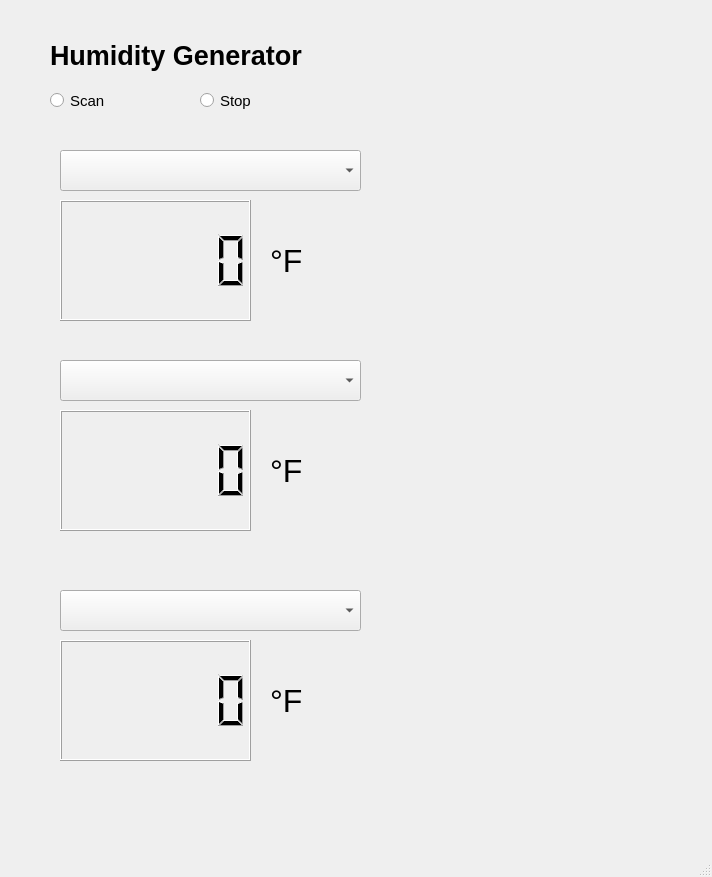
This is basic_GUI.ui in jbaviation/humidity_cart as Qt 5 draws it before an edit. The edited form follows.
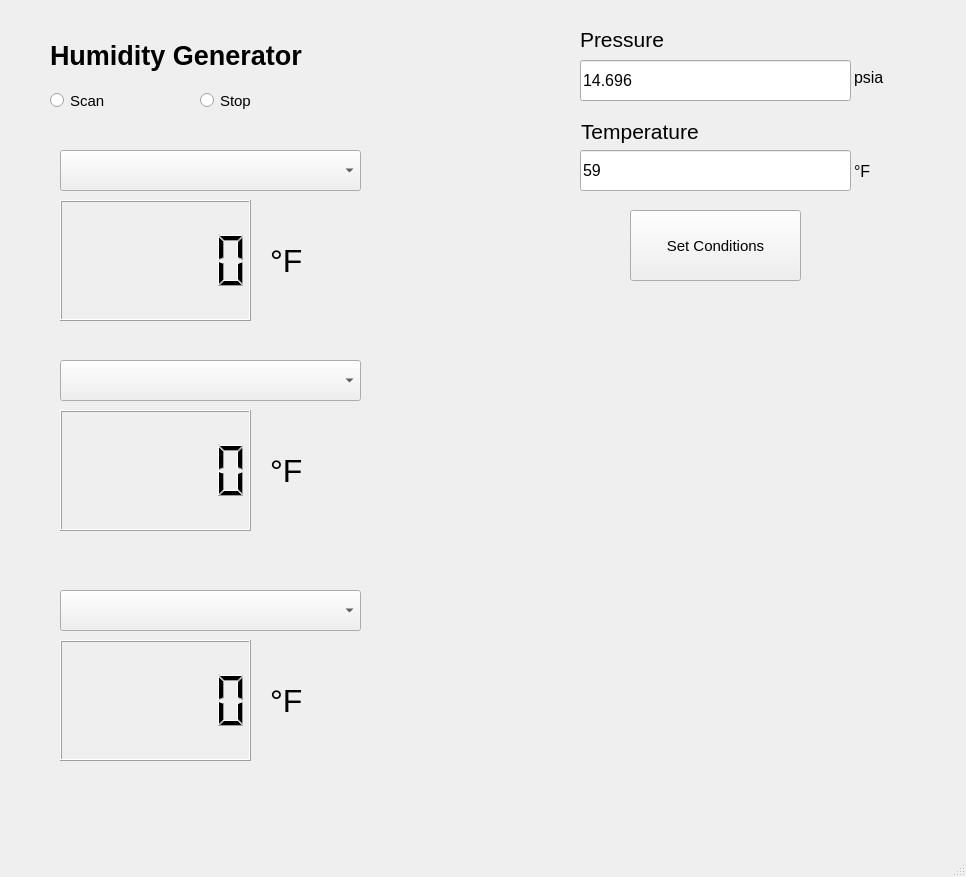
This is the edited form.

Commit message: Program now takes input pressure and temperature and error checks them in order to calculate accurate humidity conditions. Will merge back into master branch for future developments

Diff of the .ui file:
```diff
--- a/basic_GUI.ui
+++ b/basic_GUI.ui
@@ -6,7 +6,7 @@
    <rect>
     <x>0</x>
     <y>0</y>
-    <width>712</width>
+    <width>966</width>
     <height>877</height>
    </rect>
   </property>
@@ -209,6 +209,134 @@
      </rect>
     </property>
    </widget>
+   <widget class="QLineEdit" name="PressureEdit">
+    <property name="geometry">
+     <rect>
+      <x>580</x>
+      <y>60</y>
+      <width>271</width>
+      <height>41</height>
+     </rect>
+    </property>
+    <property name="font">
+     <font>
+      <pointsize>12</pointsize>
+     </font>
+    </property>
+    <property name="text">
+     <string>14.696</string>
+    </property>
+   </widget>
+   <widget class="QLineEdit" name="TemperatureEdit">
+    <property name="geometry">
+     <rect>
+      <x>580</x>
+      <y>150</y>
+      <width>271</width>
+      <height>41</height>
+     </rect>
+    </property>
+    <property name="font">
+     <font>
+      <pointsize>12</pointsize>
+     </font>
+    </property>
+    <property name="text">
+     <string>59</string>
+    </property>
+   </widget>
+   <widget class="QLabel" name="PressureLabel">
+    <property name="geometry">
+     <rect>
+      <x>580</x>
+      <y>14</y>
+      <width>211</width>
+      <height>51</height>
+     </rect>
+    </property>
+    <property name="font">
+     <font>
+      <pointsize>16</pointsize>
+      <weight>50</weight>
+      <bold>false</bold>
+     </font>
+    </property>
+    <property name="text">
+     <string>Pressure</string>
+    </property>
+   </widget>
+   <widget class="QLabel" name="TemperatureLabel">
+    <property name="geometry">
+     <rect>
+      <x>581</x>
+      <y>106</y>
+      <width>211</width>
+      <height>51</height>
+     </rect>
+    </property>
+    <property name="font">
+     <font>
+      <pointsize>16</pointsize>
+     </font>
+    </property>
+    <property name="text">
+     <string>Temperature</string>
+    </property>
+   </widget>
+   <widget class="QLabel" name="PressureUnitLabel">
+    <property name="geometry">
+     <rect>
+      <x>854</x>
+      <y>52</y>
+      <width>71</width>
+      <height>51</height>
+     </rect>
+    </property>
+    <property name="font">
+     <font>
+      <pointsize>12</pointsize>
+     </font>
+    </property>
+    <property name="text">
+     <string>psia</string>
+    </property>
+   </widget>
+   <widget class="QLabel" name="TemperatureUnitLabel">
+    <property name="geometry">
+     <rect>
+      <x>854</x>
+      <y>146</y>
+      <width>51</width>
+      <height>51</height>
+     </rect>
+    </property>
+    <property name="font">
+     <font>
+      <pointsize>12</pointsize>
+     </font>
+    </property>
+    <property name="text">
+     <string>°F</string>
+    </property>
+   </widget>
+   <widget class="QPushButton" name="SetConditionsButton">
+    <property name="geometry">
+     <rect>
+      <x>630</x>
+      <y>210</y>
+      <width>171</width>
+      <height>71</height>
+     </rect>
+    </property>
+    <property name="font">
+     <font>
+      <pointsize>11</pointsize>
+     </font>
+    </property>
+    <property name="text">
+     <string>Set Conditions</string>
+    </property>
+   </widget>
   </widget>
   <widget class="QMenuBar" name="menubar">
    <property name="geometry">
```
Left out of the diff: 2 changed lines with no effect on the pictures. The commit also changes 3 other files.
